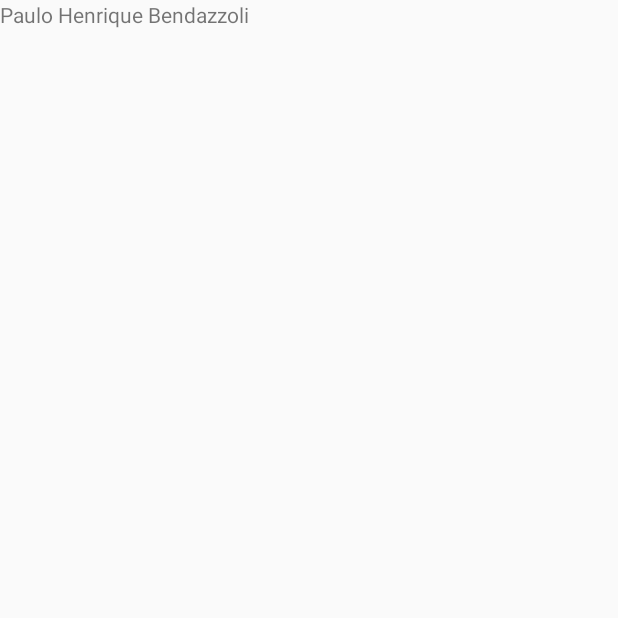
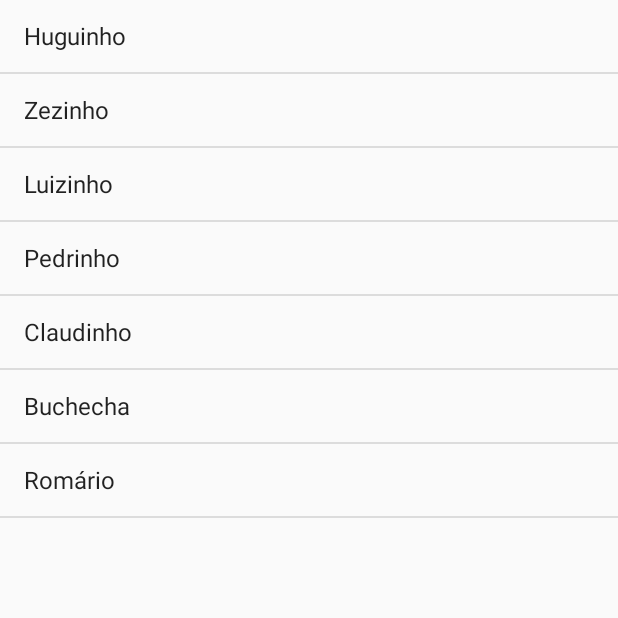
Before and after one commit to Bendazzoli/CursoAndroid, an Android app: the screen it shows after launch (MainActivity), on a phone screen of 412 x 824 dp, the top half of it. Run offline under Robolectric (Android 15) with nearby library versions, the phone set to English and light mode, and no system bars.

Commit message:
Utilizando AdpaterViews para coleção de views

```diff
--- a/AgendaDeAlunos/app/src/main/java/com/benda/agendadealunos/MainActivity.java
+++ b/AgendaDeAlunos/app/src/main/java/com/benda/agendadealunos/MainActivity.java
@@ -2,8 +2,14 @@ package com.benda.agendadealunos;
 
 import android.app.Activity;
 import android.os.Bundle;
+import android.widget.ArrayAdapter;
+import android.widget.ListView;
 
 import androidx.annotation.Nullable;
+
+import java.util.ArrayList;
+import java.util.Arrays;
+import java.util.List;
 
 public class MainActivity extends Activity {
 
@@ -11,5 +17,8 @@ public class MainActivity extends Activity {
     protected void onCreate(@Nullable Bundle savedInstanceState) {
         super.onCreate(savedInstanceState);
         setContentView(R.layout.activity_main);
+        List<String> alunos = new ArrayList<>(Arrays.asList("Huguinho","Zezinho","Luizinho", "Pedrinho", "Claudinho", "Buchecha", "Romário"));
+        ListView listaAlunos = findViewById(R.id.activity_main_lista_de_alunos);
+        listaAlunos.setAdapter(new ArrayAdapter<String>(this, android.R.layout.simple_list_item_1, alunos));
     }
 }
--- a/AgendaDeAlunos/app/src/main/res/layout/activity_main.xml
+++ b/AgendaDeAlunos/app/src/main/res/layout/activity_main.xml
@@ -4,9 +4,8 @@
     android:orientation="vertical" android:layout_width="match_parent"
     android:layout_height="match_parent">
 
-    <TextView
-        android:id="@+id/textView"
+    <ListView
+        android:id="@+id/activity_main_lista_de_alunos"
         android:layout_width="match_parent"
-        android:layout_height="wrap_content"
-        android:text="Paulo Henrique Bendazzoli" />
+        android:layout_height="match_parent" />
 </LinearLayout>
```
